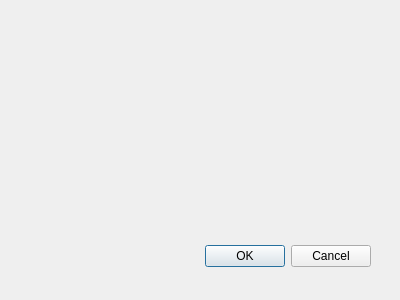
Before: the Qt Designer form src/plugins/FileTextReplace/filetextreplacedialog.ui in karakirimu/AutoBatchTools, drawn with Qt 5.
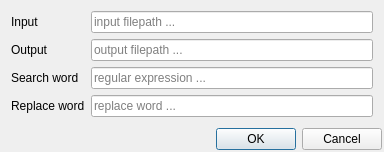
After: the same form once the commit is applied.

Diff of the .ui file:
```diff
--- a/src/plugins/FileTextReplace/filetextreplacedialog.ui
+++ b/src/plugins/FileTextReplace/filetextreplacedialog.ui
@@ -8,29 +8,114 @@
    <rect>
     <x>0</x>
     <y>0</y>
-    <width>400</width>
-    <height>300</height>
+    <width>384</width>
+    <height>150</height>
    </rect>
   </property>
   <property name="windowTitle">
    <string>Dialog</string>
   </property>
-  <widget name="buttonBox" class="QDialogButtonBox">
-   <property name="geometry">
-    <rect>
-     <x>30</x>
-     <y>240</y>
-     <width>341</width>
-     <height>32</height>
-    </rect>
+  <layout class="QVBoxLayout" name="verticalLayout">
+   <property name="spacing">
+    <number>2</number>
    </property>
-   <property name="orientation">
-    <enum>Qt::Horizontal</enum>
+   <property name="leftMargin">
+    <number>2</number>
    </property>
-   <property name="standardButtons">
-    <set>QDialogButtonBox::Cancel|QDialogButtonBox::Ok</set>
+   <property name="topMargin">
+    <number>2</number>
    </property>
-  </widget>
+   <property name="rightMargin">
+    <number>2</number>
+   </property>
+   <property name="bottomMargin">
+    <number>2</number>
+   </property>
+   <item>
+    <widget class="QFrame" name="frame">
+     <property name="sizePolicy">
+      <sizepolicy hsizetype="Preferred" vsizetype="Fixed">
+       <horstretch>0</horstretch>
+       <verstretch>0</verstretch>
+      </sizepolicy>
+     </property>
+     <property name="frameShape">
+      <enum>QFrame::NoFrame</enum>
+     </property>
+     <property name="frameShadow">
+      <enum>QFrame::Raised</enum>
+     </property>
+     <layout class="QGridLayout" name="gridLayout">
+      <item row="0" column="0">
+       <widget class="QLabel" name="label">
+        <property name="text">
+         <string>Input</string>
+        </property>
+       </widget>
+      </item>
+      <item row="1" column="0">
+       <widget class="QLabel" name="label_2">
+        <property name="text">
+         <string>Output</string>
+        </property>
+       </widget>
+      </item>
+      <item row="1" column="2">
+       <widget class="QLineEdit" name="outputEdit">
+        <property name="placeholderText">
+         <string>output filepath ...</string>
+        </property>
+       </widget>
+      </item>
+      <item row="0" column="2">
+       <widget class="QLineEdit" name="inputEdit">
+        <property name="placeholderText">
+         <string>input filepath ...</string>
+        </property>
+       </widget>
+      </item>
+      <item row="2" column="2">
+       <widget class="QLineEdit" name="searchEdit">
+        <property name="placeholderText">
+         <string>regular expression ...</string>
+        </property>
+       </widget>
+      </item>
+      <item row="2" column="0">
+       <widget class="QLabel" name="label_3">
+        <property name="text">
+         <string>Search word</string>
+        </property>
+       </widget>
+      </item>
+      <item row="4" column="0">
+       <widget class="QLabel" name="label_4">
+        <property name="text">
+         <string>Replace word</string>
+        </property>
+       </widget>
+      </item>
+      <item row="4" column="2">
+       <widget class="QLineEdit" name="replaceEdit">
+        <property name="placeholderText">
+         <string>replace word ...</string>
+        </property>
+       </widget>
+      </item>
+     </layout>
+    </widget>
+   </item>
+   <item>
+    <widget class="QDialogButtonBox" name="buttonBox">
+     <property name="orientation">
+      <enum>Qt::Horizontal</enum>
+     </property>
+     <property name="standardButtons">
+      <set>QDialogButtonBox::Cancel|QDialogButtonBox::Ok</set>
+     </property>
+    </widget>
+   </item>
+  </layout>
  </widget>
  <pixmapfunction/>
  <resources/>
```
Left out of the diff: 7 changed lines with no effect on the pictures.
